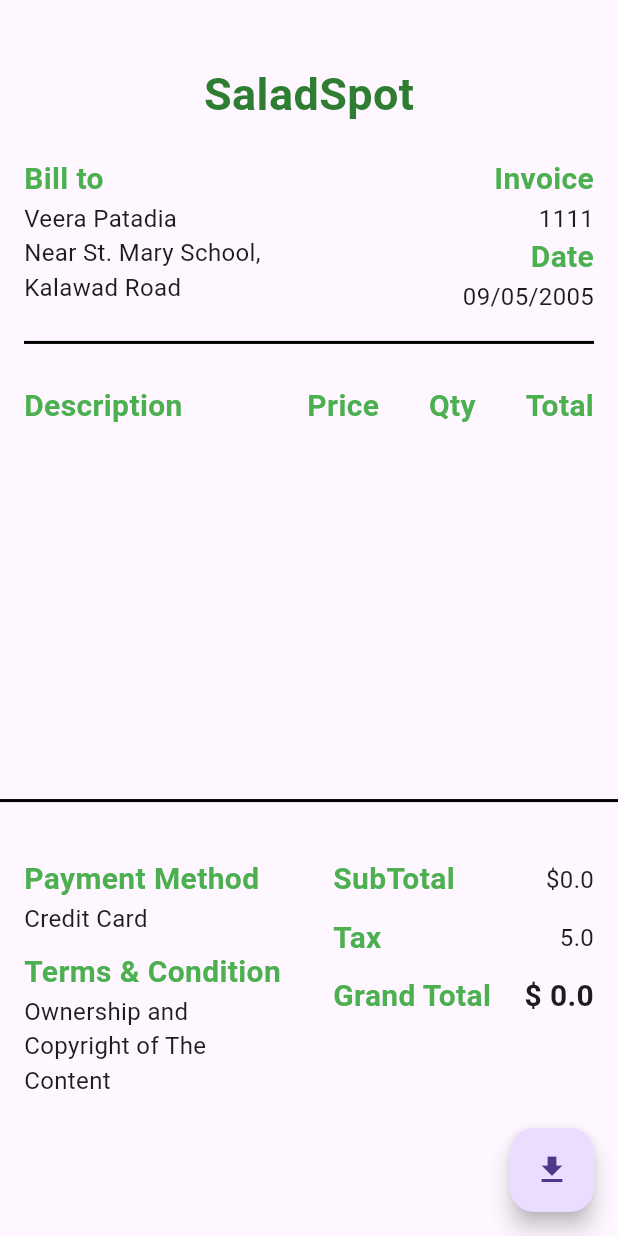
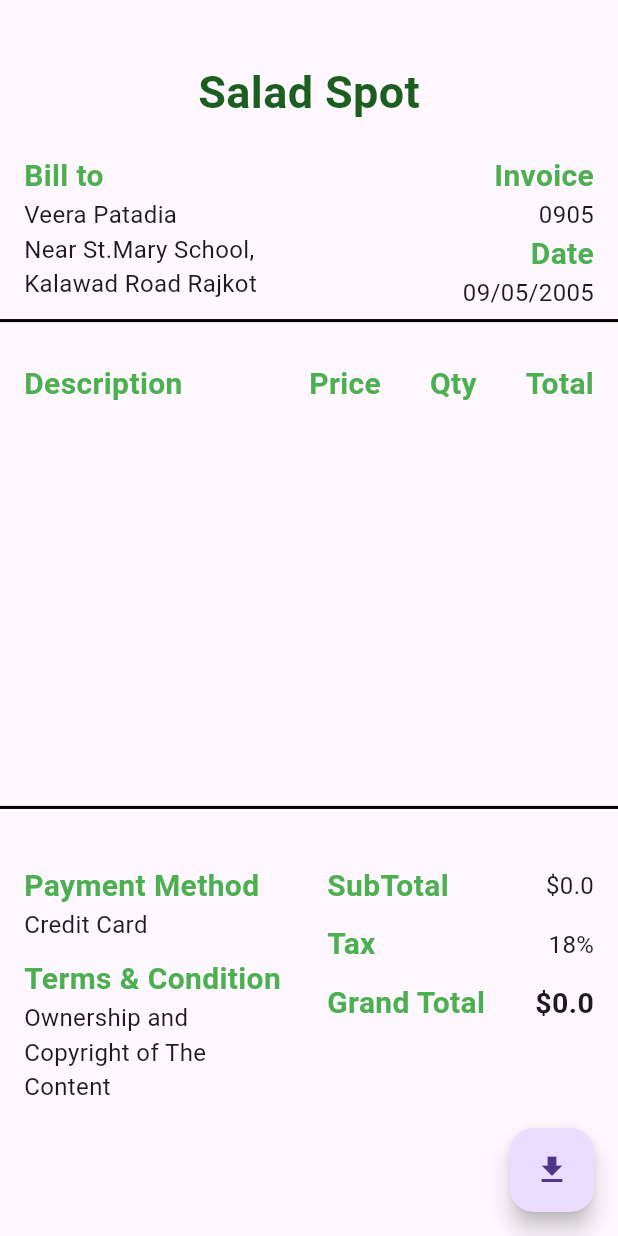
Before and after one commit to veerapatadia/salad_Spot, a Flutter app: the cart_page screen opened by its route, after a tap on "CHECKOUT", on a phone screen of 412 x 824 dp. Run offline on Flutter 3.47's test engine with Material 3 defaults, Android fonts, the phone set to English and light mode, and no system bars; our stand-ins replace flutter_rating_bar, pdf; network calls fail.

Commit message:
15/05/24 second upload

```diff
--- a/lib/Screens/bill.dart
+++ b/lib/Screens/bill.dart
@@ -1,21 +1,25 @@
 import 'dart:io';
-import 'package:coreflutter/utils/all_products_data.dart';
-import 'package:coreflutter/utils/textstyle.dart';
+
+import 'package:coreflutter/Utils/all_products_data.dart';
+import 'package:coreflutter/Utils/textstyle.dart';
 import 'package:flutter/cupertino.dart';
 import 'package:flutter/material.dart';
 import 'package:flutter/widgets.dart';
+import 'package:coreflutter/Utils/global_data.dart';
 import 'package:path_provider/path_provider.dart';
 import 'package:pdf/pdf.dart';
 import 'package:pdf/widgets.dart' as pw;
 
-class bill_page extends StatefulWidget {
-  const bill_page({super.key});
+import '../Utils/global_data.dart';
+
+class bill_Page extends StatefulWidget {
+  const bill_Page({super.key});
 
   @override
-  State<bill_page> createState() => _bill_pageState();
+  State<bill_Page> createState() => _bill_PageState();
 }
 
-class _bill_pageState extends State<bill_page> {
+class _bill_PageState extends State<bill_Page> {
   final pw.Document pdf = pw.Document();
   @override
   void initState() {
@@ -74,12 +78,15 @@ class _bill_pageState extends State<bill_page> {
                                     )
                                   ],
                                 ),
+                                pw.SizedBox(
+                                  height: 5,
+                                ),
                                 pw.Column(
                                   children: [
                                     pw.Column(
                                       children: [
                                         pw.Text(
-                                          "Near St.Mary School, Kalawad Road",
+                                          "Near St.Mary School,Kalawad Road Rajkot",
                                           style: TextStyling.style4,
                                         ),
                                       ],
@@ -111,7 +118,7 @@ class _bill_pageState extends State<bill_page> {
                                   mainAxisAlignment: pw.MainAxisAlignment.end,
                                   children: [
                                     pw.Text(
-                                      "1111",
+                                      "0905",
                                       style: TextStyling.style4,
                                     ),
                                   ],
@@ -145,26 +152,32 @@ class _bill_pageState extends State<bill_page> {
                   //color: Colors.blue,
                 ),
               ),
+              pw.Divider(
+                color: PdfColors.green,
+                thickness: 2,
+              ),
               pw.Expanded(
                 flex: 3,
                 child: pw.Container(
                   child: pw.Padding(
                     padding: const pw.EdgeInsets.only(left: 16, right: 16),
-                    child: pw.Column(
+                    child: pw.Row(
                       children: [
                         pw.Padding(
                           padding: const pw.EdgeInsets.only(top: 10),
-                          child: pw.Divider(
-                            thickness: 2,
-                            color: PdfColors.green,
                         ),
-                        ),
+                        pw.Expanded(
+                          child: pw.Container(
+                            //color: Colors.red,
+                            child: pw.Padding(
+                              padding: const pw.EdgeInsets.only(top: 20),
+                              child: pw.Row(
+                                children: [
+                                  pw.Column(
+                                    crossAxisAlignment:
+                                        pw.CrossAxisAlignment.start,
+                                    children: [
                                       pw.Row(
-                          mainAxisAlignment: pw.MainAxisAlignment.spaceBetween,
-                          children: [
-                            pw.Padding(
-                              padding: const pw.EdgeInsets.only(top: 20),
-                              child: pw.Column(
                                         children: [
                                           pw.Text(
                                             "Description",
@@ -172,32 +185,61 @@ class _bill_pageState extends State<bill_page> {
                                           ),
                                         ],
                                       ),
+                                      pw.Column(
+                                        children: [
+                                          ...ProductData.cartProductData.map(
+                                            (e) => pw.Padding(
+                                              padding: const pw.EdgeInsets.only(
+                                                  top: 20),
+                                              child: pw.Row(
+                                                children: [
+                                                  pw.Column(
+                                                    crossAxisAlignment: pw
+                                                        .CrossAxisAlignment
+                                                        .start,
+                                                    children: [
+                                                      pw.Text(
+                                                        "${e['title']}",
+                                                        style:
+                                                            TextStyling.style4,
                                                       ),
-                            pw.Padding(
-                              padding:
-                                  const pw.EdgeInsets.only(left: 50, top: 20),
+                                                    ],
+                                                  ),
+                                                ],
+                                              ),
+                                            ),
+                                          ),
+                                        ],
+                                      )
+                                    ],
+                                  ),
+                                ],
+                              ),
+                            ),
+                          ),
+                        ),
+                        pw.Expanded(
+                          child: pw.Container(
+                            //color: Colors.amber,
+                            child: pw.Padding(
+                              padding: const pw.EdgeInsets.only(top: 20),
                               child: pw.Column(
+                                children: [
+                                  pw.Row(
+                                    mainAxisAlignment:
+                                        pw.MainAxisAlignment.spaceBetween,
                                     children: [
                                       pw.Text(
                                         "Price",
                                         style: TextStyling.style3,
                                       ),
-                                ],
-                              ),
-                            ),
-                            pw.Padding(
-                              padding: const pw.EdgeInsets.only(top: 20),
-                              child: pw.Text(
+                                      pw.Text(
                                         "Qty",
                                         style: TextStyling.style3,
                                       ),
-                            ),
-                            pw.Padding(
-                              padding: const pw.EdgeInsets.only(top: 20),
-                              child: pw.Text(
+                                      pw.Text(
                                         "Total",
                                         style: TextStyling.style3,
-                              ),
                                       ),
                                     ],
                                   ),
@@ -205,30 +247,15 @@ class _bill_pageState extends State<bill_page> {
                                     children: [
                                       ...ProductData.cartProductData.map(
                                         (e) => pw.Padding(
-                                padding: const pw.EdgeInsets.only(top: 20),
+                                          padding:
+                                              const pw.EdgeInsets.only(top: 20),
                                           child: pw.Row(
-                                  mainAxisAlignment:
-                                      pw.MainAxisAlignment.spaceBetween,
-                                  children: [
-                                    pw.Column(
-                                      children: [
-                                        pw.Text(
-                                          "${e['title']}",
-                                          style: TextStyling.style4,
-                                        ),
-                                      ],
-                                    ),
-                                    pw.Padding(
-                                      padding:
-                                          const pw.EdgeInsets.only(left: 50),
-                                      child: pw.Column(
+                                            mainAxisAlignment: pw
+                                                .MainAxisAlignment.spaceBetween,
                                             children: [
                                               pw.Text(
                                                 "${e['price']}",
                                                 style: TextStyling.style4,
-                                          ),
-                                        ],
-                                      ),
                                               ),
                                               pw.Text(
                                                 "${e['count']}",
@@ -243,6 +270,11 @@ class _bill_pageState extends State<bill_page> {
                                         ),
                                       ),
                                     ],
+                                  )
+                                ],
+                              ),
+                            ),
+                          ),
                         ),
                       ],
                     ),
@@ -351,7 +383,7 @@ class _bill_pageState extends State<bill_page> {
                                         style: TextStyling.style3,
                                       ),
                                       pw.Text(
-                                        "5.0",
+                                        "18%",
                                         style: TextStyling.style4,
                                       ),
                                     ],
@@ -406,11 +438,11 @@ class _bill_pageState extends State<bill_page> {
                   mainAxisAlignment: MainAxisAlignment.center,
                   children: [
                     Text(
-                      "SaladSpot",
+                      "Salad Spot",
                       style: TextStyle(
                           fontWeight: FontWeight.bold,
                           fontSize: 30,
-                          color: Colors.green.shade800),
+                          color: Colors.green.shade900),
                     ),
                   ],
                 ),
@@ -450,7 +482,7 @@ class _bill_pageState extends State<bill_page> {
                                 Column(
                                   children: [
                                     Text(
-                                      "Near St. Mary School, Kalawad Road",
+                                      "Near St.Mary School, Kalawad Road Rajkot",
                                       style: TextStyling.style2,
                                     ),
                                   ],
@@ -482,7 +514,7 @@ class _bill_pageState extends State<bill_page> {
                               mainAxisAlignment: MainAxisAlignment.end,
                               children: [
                                 Text(
-                                  "1111",
+                                  "0905",
                                   style: TextStyling.style2,
                                 ),
                               ],
@@ -516,26 +548,31 @@ class _bill_pageState extends State<bill_page> {
               //color: Colors.blue,
             ),
           ),
+          Divider(
+            color: Colors.black,
+            thickness: 2,
+          ),
           Expanded(
             flex: 3,
             child: Container(
               child: Padding(
                 padding: const EdgeInsets.only(left: 16, right: 16),
-                child: Column(
-                  children: [
-                    Padding(
-                      padding: const EdgeInsets.only(top: 10),
-                      child: Divider(
-                        thickness: 2,
-                        color: Colors.black,
-                      ),
-                    ),
-                    Row(
-                      mainAxisAlignment: MainAxisAlignment.spaceBetween,
+                child: Row(
                   children: [
                     Padding(
                       padding: const EdgeInsets.only(top: 20),
-                          child: Column(
+                    ),
+                    Expanded(
+                      child: Container(
+                        //color: Colors.red,
+                        child: Padding(
+                          padding: const EdgeInsets.only(top: 20),
+                          child: Row(
+                            children: [
+                              Column(
+                                crossAxisAlignment: CrossAxisAlignment.start,
+                                children: [
+                                  Row(
                                     children: [
                                       Text(
                                         "Description",
@@ -543,31 +580,59 @@ class _bill_pageState extends State<bill_page> {
                                       ),
                                     ],
                                   ),
+                                  Column(
+                                    children: [
+                                      ...ProductData.cartProductData.map(
+                                        (e) => Padding(
+                                          padding:
+                                              const EdgeInsets.only(top: 20),
+                                          child: Row(
+                                            children: [
+                                              Column(
+                                                crossAxisAlignment:
+                                                    CrossAxisAlignment.start,
+                                                children: [
+                                                  Text(
+                                                    "${e['title']}",
+                                                    style: TextStyling.style2,
                                                   ),
-                        Padding(
-                          padding: const EdgeInsets.only(left: 50, top: 20),
+                                                ],
+                                              ),
+                                            ],
+                                          ),
+                                        ),
+                                      ),
+                                    ],
+                                  )
+                                ],
+                              ),
+                            ],
+                          ),
+                        ),
+                      ),
+                    ),
+                    Expanded(
+                      child: Container(
+                        //color: Colors.amber,
+                        child: Padding(
+                          padding: const EdgeInsets.only(top: 20),
                           child: Column(
+                            children: [
+                              Row(
+                                mainAxisAlignment:
+                                    MainAxisAlignment.spaceBetween,
                                 children: [
                                   Text(
                                     "Price",
                                     style: TextStyling.style,
                                   ),
-                            ],
-                          ),
-                        ),
-                        Padding(
-                          padding: const EdgeInsets.only(top: 20),
-                          child: Text(
+                                  Text(
                                     "Qty",
                                     style: TextStyling.style,
                                   ),
-                        ),
-                        Padding(
-                          padding: const EdgeInsets.only(top: 20),
-                          child: Text(
+                                  Text(
                                     "Total",
                                     style: TextStyling.style,
-                          ),
                                   ),
                                 ],
                               ),
@@ -577,26 +642,12 @@ class _bill_pageState extends State<bill_page> {
                                     (e) => Padding(
                                       padding: const EdgeInsets.only(top: 20),
                                       child: Row(
-                              mainAxisAlignment: MainAxisAlignment.spaceBetween,
-                              children: [
-                                Column(
-                                  children: [
-                                    Text(
-                                      "${e['title']}",
-                                      style: TextStyling.style2,
-                                    ),
-                                  ],
-                                ),
-                                Padding(
-                                  padding: const EdgeInsets.only(left: 50),
-                                  child: Column(
+                                        mainAxisAlignment:
+                                            MainAxisAlignment.spaceBetween,
                                         children: [
                                           Text(
                                             "${e['price']}",
                                             style: TextStyling.style2,
-                                      ),
-                                    ],
-                                  ),
                                           ),
                                           Text(
                                             "${e['count']}",
@@ -611,6 +662,11 @@ class _bill_pageState extends State<bill_page> {
                                     ),
                                   ),
                                 ],
+                              )
+                            ],
+                          ),
+                        ),
+                      ),
                     ),
                   ],
                 ),
@@ -687,7 +743,7 @@ class _bill_pageState extends State<bill_page> {
                     child: Container(
                       child: Padding(
                         padding:
-                            const EdgeInsets.only(left: 16, right: 16, top: 20),
+                            const EdgeInsets.only(left: 12, right: 16, top: 20),
                         child: Column(
                           children: [
                             Padding(
@@ -718,7 +774,7 @@ class _bill_pageState extends State<bill_page> {
                                     style: TextStyling.style,
                                   ),
                                   Text(
-                                    "5.0",
+                                    "18%",
                                     style: TextStyling.style2,
                                   ),
                                 ],
@@ -735,10 +791,10 @@ class _bill_pageState extends State<bill_page> {
                                     style: TextStyling.style,
                                   ),
                                   Text(
-                                    "\$ ${ProductData.taxTotal()}",
+                                    "\$${ProductData.taxTotal()}",
                                     style: TextStyle(
                                         fontWeight: FontWeight.bold,
-                                        fontSize: 20),
+                                        fontSize: 19),
                                   ),
                                 ],
                               ),
--- a/lib/Utils/all_products_data.dart
+++ b/lib/Utils/all_products_data.dart
@@ -28,7 +28,7 @@ class ProductData {
   static num taxTotal() {
     num plus = 0.0;
     num tax = 18;
-    plus = (tax * totalprice()) / 100;
+    plus = (tax * totalprice()) / 100 + totalprice();
     return plus;
   }
 
--- a/lib/main.dart
+++ b/lib/main.dart
@@ -14,7 +14,7 @@ void main() {
         'product_detail_page': (context) => product_detail_page(),
         'cart_page': (context) => cart_page(),
         'favourite_page': (context) => favourite_page(),
-        'bill_page': (context) => bill_page(),
+        'bill_page': (context) => bill_Page(),
       },
     ),
   );
```
Lines whose indentation alone changed are shown as unchanged.
